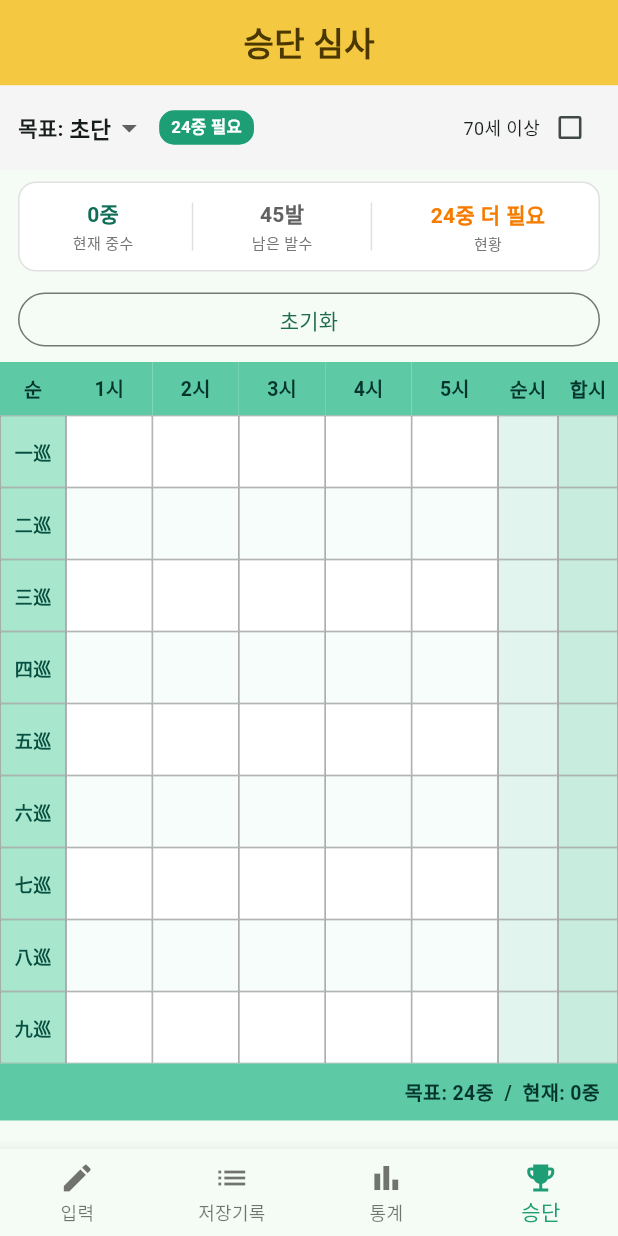
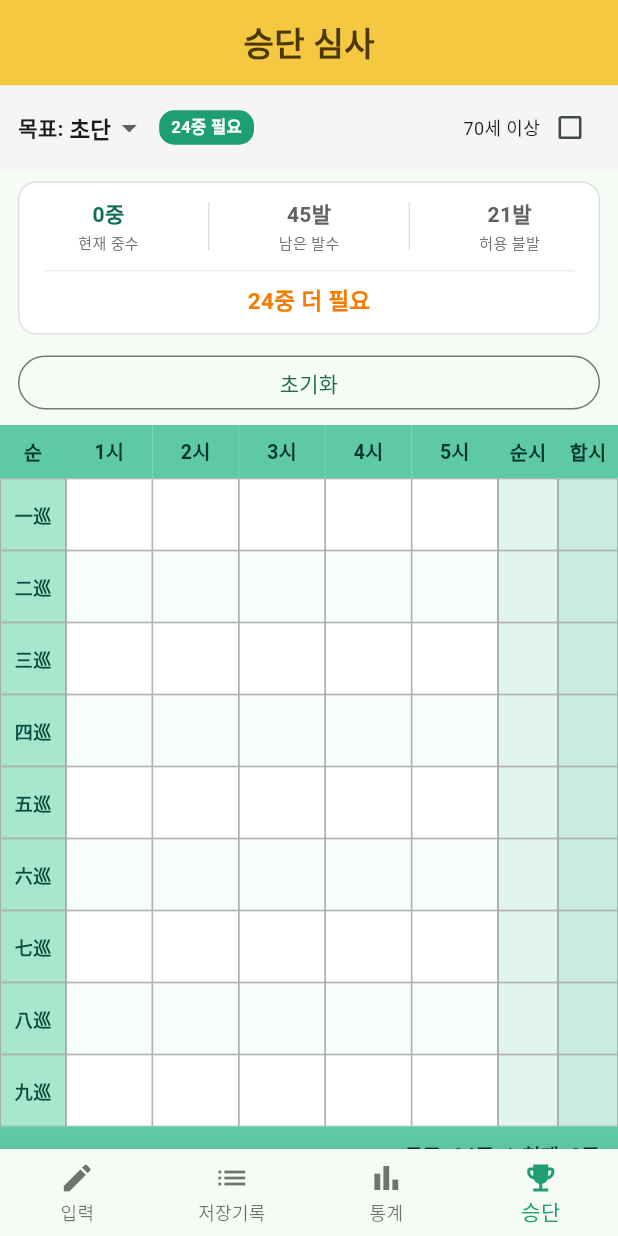
Before and after one commit to heejung767/gukgung_siji, a Flutter app: the screen it shows after launch, item 4 of the bottom bar chosen, on a phone screen of 412 x 824 dp. Run offline on Flutter 3.47's test engine with Material 3 defaults, Android fonts, the light colour scheme and no system bars; our stand-ins replace audioplayers, shared_preferences, video_player; Roboto replaces fonts that are missing (NotoSansKR).

Commit message:
feat: 승단탭에 허용 불발 횟수 표시 추가

```diff
--- a/lib/main.dart
+++ b/lib/main.dart
@@ -960,6 +960,11 @@ class _SeungdanTabState extends State<SeungdanTab> {
   int get _totalInputted => _st.fold(0,(s,row)=>s+row.where((v)=>v!=0).length);
   int get _remainingArrows => 45 - _totalInputted;
   int get _neededMore => _targetHits - _currentHits;
+  // 탈락까지 추가로 허용되는 불발 횟수 (남은 발수 중 빗나가도 되는 한계)
+  int get _allowedMisses {
+    final v = _remainingArrows - _neededMore;
+    return v < 0 ? 0 : v;
+  }
 
   int _rowScore(int r) => _st[r].where((v)=>v==1).length;
   bool _rowHasAny(int r) => _st[r].any((v)=>v!=0);
@@ -1051,7 +1056,9 @@ class _SeungdanTabState extends State<SeungdanTab> {
                 width: isFailing || isPassing ? 2 : 1,
               ),
             ),
-            child: Row(
+            child: Column(
+              children: [
+                Row(
                   mainAxisAlignment: MainAxisAlignment.spaceAround,
                   children: [
                     _statusItem('${_currentHits}중', '현재 중수', const Color(0xFF0F6E56)),
@@ -1059,9 +1066,28 @@ class _SeungdanTabState extends State<SeungdanTab> {
                     _statusItem('${_remainingArrows}발', '남은 발수', Colors.grey.shade700),
                     Container(width: 1, height: 32, color: Colors.grey.shade300),
                     _statusItem(
+                      isFailing ? '0발' : '${_allowedMisses}발',
+                      '허용 불발',
+                      isFailing
+                          ? Colors.red
+                          : _allowedMisses <= 2
+                              ? Colors.red.shade400
+                              : _allowedMisses <= 5
+                                  ? Colors.orange.shade700
+                                  : Colors.grey.shade700,
+                    ),
+                  ],
+                ),
+                const SizedBox(height: 10),
+                Container(height: 1, color: Colors.grey.shade200),
+                const SizedBox(height: 8),
+                Text(
                   isFailing ? '탈락 확정' : _neededMore <= 0 ? '목표 달성!' : '${_neededMore}중 더 필요',
-                  '현황',
-                  isFailing ? Colors.red : _neededMore <= 0 ? const Color(0xFF1D9E75) : Colors.orange.shade700,
+                  style: TextStyle(
+                    fontSize: 15,
+                    fontWeight: FontWeight.bold,
+                    color: isFailing ? Colors.red : _neededMore <= 0 ? const Color(0xFF1D9E75) : Colors.orange.shade700,
+                  ),
                 ),
               ],
             ),
```
Lines whose indentation alone changed are shown as unchanged.
